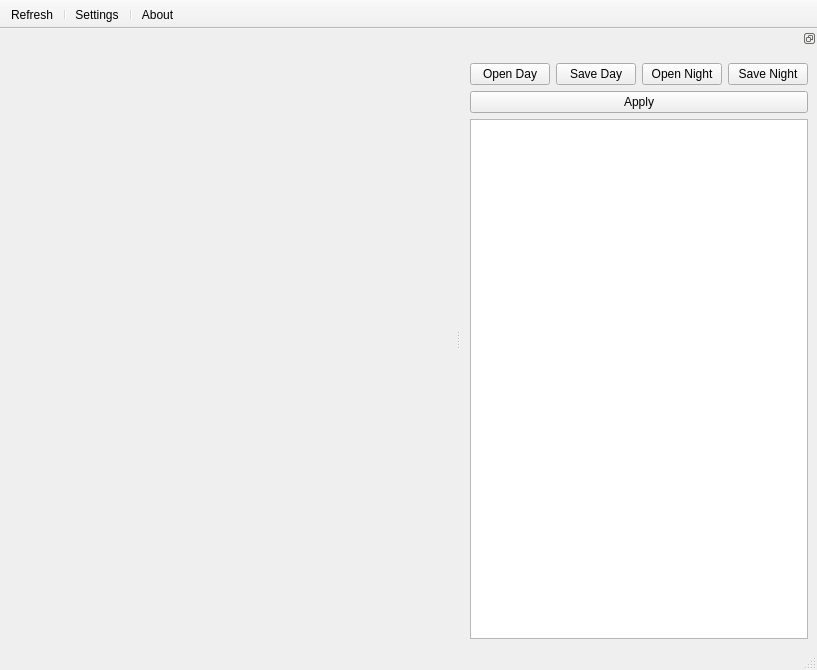
This is mainwindow.ui in aiekick/ProjectStationMeteo as Qt 5 draws it before an edit. The edited form follows.
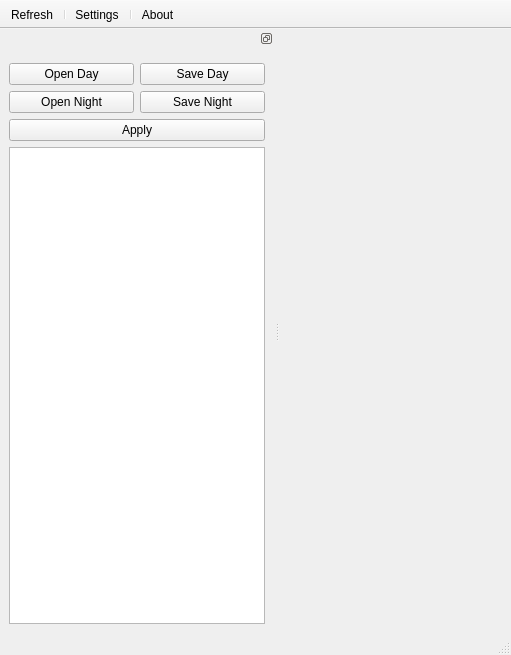
This is the edited form. Icons and pictures are not drawn. Custom widgets are drawn as their Qt base class.

```diff
--- a/mainwindow.ui
+++ b/mainwindow.ui
@@ -6,8 +6,8 @@
    <rect>
     <x>0</x>
     <y>0</y>
-    <width>817</width>
-    <height>670</height>
+    <width>511</width>
+    <height>655</height>
    </rect>
   </property>
   <property name="sizePolicy">
@@ -20,6 +20,12 @@
    <string>Station Meteo v1.0</string>
   </property>
   <widget class="QWidget" name="centralwidget">
+   <property name="sizePolicy">
+    <sizepolicy hsizetype="Preferred" vsizetype="Preferred">
+     <horstretch>0</horstretch>
+     <verstretch>0</verstretch>
+    </sizepolicy>
+   </property>
    <layout class="QHBoxLayout" name="horizontalLayout_6">
     <property name="spacing">
      <number>6</number>
@@ -210,7 +216,13 @@
    <addaction name="separator"/>
    <addaction name="actionAbout"/>
   </widget>
-  <widget class="QDockWidget" name="dockWidget">
+  <widget class="QDockWidget" name="dwStyleEditor">
+   <property name="sizePolicy">
+    <sizepolicy hsizetype="Minimum" vsizetype="Minimum">
+     <horstretch>0</horstretch>
+     <verstretch>0</verstretch>
+    </sizepolicy>
+   </property>
    <property name="features">
     <set>QDockWidget::DockWidgetFloatable|QDockWidget::DockWidgetMovable</set>
    </property>
@@ -218,7 +230,7 @@
     <set>Qt::LeftDockWidgetArea|Qt::RightDockWidgetArea</set>
    </property>
    <attribute name="dockWidgetArea">
-    <number>2</number>
+    <number>1</number>
    </attribute>
    <widget class="QWidget" name="dockWidgetContents">
     <layout class="QVBoxLayout" name="verticalLayout_3">
@@ -265,6 +277,10 @@
          </property>
         </widget>
        </item>
+      </layout>
+     </item>
+     <item>
+      <layout class="QHBoxLayout" name="horizontalLayout_7">
        <item>
         <widget class="QPushButton" name="openNightStyle">
          <property name="text">
```
Left out of the diff: 2 changed lines with no effect on the pictures.
